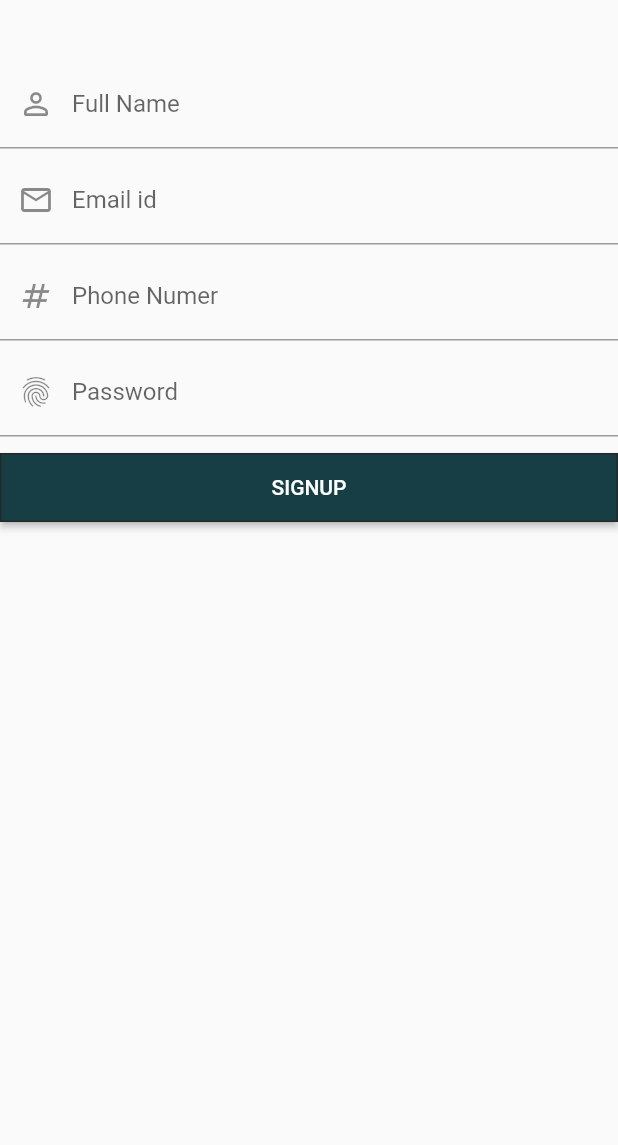
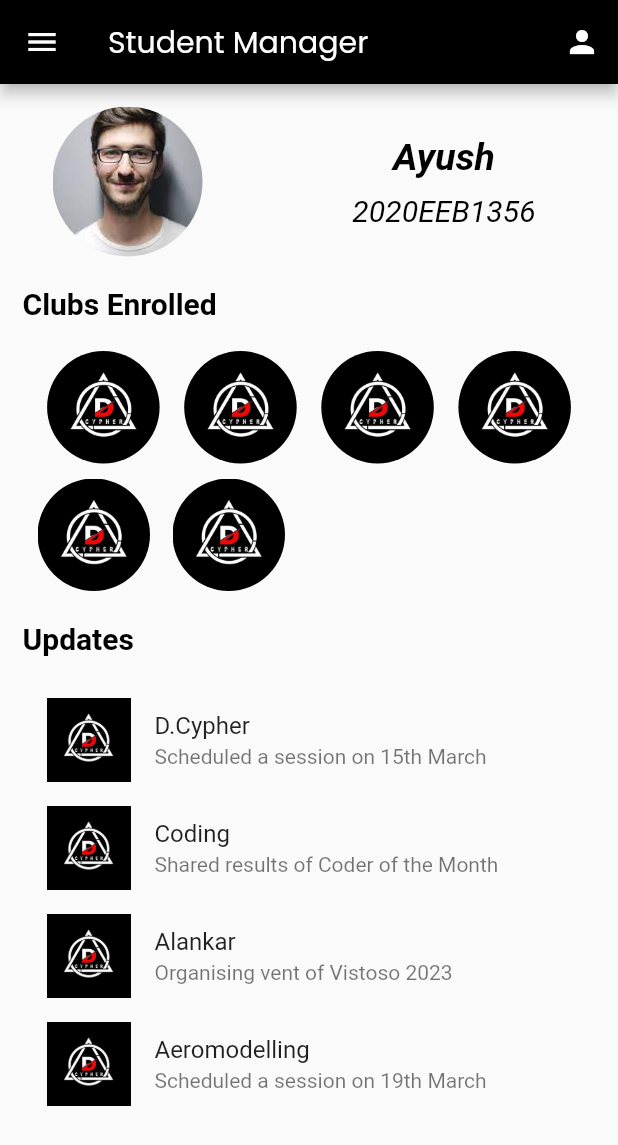
Before and after one commit to ashiya2701/club_management_app, a Flutter app: the SignUpFormStudentWidget widget shown alone on an empty page, opened directly, after a tap on "SIGNUP", on a phone screen of 412 x 824 dp. Shown: the top 1145 px of the screen. Run offline on Flutter 3.47's test engine with Material 2 defaults, Android fonts, the phone set to English and light mode, and no system bars; our stand-ins replace flutter_otp_text_field, get, google_fonts, liquid_swipe, smooth_page_indicator and 1 more; missing offline and left inert: dart:ffi.

Commit message:
Student Home Page

```diff
--- /dev/null
+++ b/lib/Screens/Home_Student.dart
@@ -0,0 +1,352 @@
+import 'dart:ffi';
+import 'package:flutter/material.dart';
+import 'package:flutter/material.dart';
+
+class HomeStudent extends StatefulWidget {
+  const HomeStudent({super.key});
+
+  @override
+  State<HomeStudent> createState() => _HomeStudentState();
+}
+
+class _HomeStudentState extends State<HomeStudent> {
+  // var list = [
+  //   'Linked Lists',
+  //   'Stacks/Queues',
+  //   'Arrays and Strings',
+  //   'Introduction to C++'
+  // ];
+  List<Map<String, dynamic>> items = [
+    {
+      "title": "D.Cypher",
+      "subtitle": "Scheduled a session on 15th March",
+      "imageUrl": 'assets/images/d.cypher.jpeg'
+    },
+    {
+      "title": "Coding",
+      "subtitle": "Shared results of Coder of the Month",
+      "imageUrl": 'assets/images/d.cypher.jpeg'
+    },
+    {
+      "title": "Alankar",
+      "subtitle": "Organising vent of Vistoso 2023",
+      "imageUrl": 'assets/images/d.cypher.jpeg'
+    },
+    {
+      "title": "Aeromodelling",
+      "subtitle": "Scheduled a session on 19th March",
+      "imageUrl": 'assets/images/d.cypher.jpeg'
+    },
+  ];
+  @override
+  Widget build(BuildContext context) {
+    return Scaffold(
+      appBar: AppBar(
+        // centerTitle: true,
+        leading: IconButton(
+          onPressed: () {},
+          icon: const Icon(
+            Icons.menu,
+            color: Colors.white,
+          ),
+        ),
+
+        title: const Text(
+          'Student Manager',
+          style: TextStyle(
+            color: Colors.white,
+            fontFamily: 'Poppins',
+            // fontSize: 26.0,
+          ),
+        ),
+        actions: [
+          IconButton(
+            onPressed: () {},
+            icon: const Icon(
+              Icons.person,
+              color: Colors.white,
+            ),
+          ),
+        ],
+        backgroundColor: Colors.black,
+      ),
+      body: Container(
+        padding: const EdgeInsets.all(15.0),
+        child: Column(
+          crossAxisAlignment: CrossAxisAlignment.start,
+          children: [
+            Row(
+              mainAxisAlignment: MainAxisAlignment.spaceEvenly,
+              children: [
+                SizedBox(width: 20),
+                Container(
+                  width: 100,
+                  height: 100,
+                  decoration: BoxDecoration(
+                    shape: BoxShape.circle,
+                    image: DecorationImage(
+                      image: AssetImage('assets/images/profile.png'),
+                      fit: BoxFit.cover,
+                    ),
+                  ),
+                ),
+                SizedBox(width: 60),
+                Expanded(
+                  child: Padding(
+                    padding: const EdgeInsets.symmetric(horizontal: 10),
+                    child: Column(
+                      crossAxisAlignment: CrossAxisAlignment.center,
+                      children: [
+                        Text(
+                          'Ayush',
+                          textAlign: TextAlign.center,
+                          style: TextStyle(
+                            fontSize: 25,
+                            color: Colors.black,
+                            fontStyle: FontStyle.italic,
+                            fontWeight: FontWeight.bold,
+                          ),
+                        ),
+                        SizedBox(
+                          height: 10,
+                        ),
+                        Text(
+                          '2020EEB1356',
+                          style: TextStyle(
+                            color: Colors.black,
+                            fontSize: 20,
+                            fontStyle: FontStyle.italic,
+                          ),
+                        ),
+                      ],
+                    ),
+                  ),
+                ),
+              ],
+            ),
+            SizedBox(
+              height: 20,
+            ),
+            Text(
+              'Clubs Enrolled',
+              textAlign: TextAlign.left,
+              style: TextStyle(
+                color: Colors.black,
+                fontSize: 20,
+                fontWeight: FontWeight.bold,
+              ),
+            ),
+            SizedBox(
+              height: 20,
+            ),
+            Row(
+              mainAxisAlignment: MainAxisAlignment.spaceEvenly,
+              children: [
+                Column(
+                  children: [
+                    Container(
+                      width: 75,
+                      height: 75,
+                      decoration: BoxDecoration(
+                        shape: BoxShape.circle,
+                        image: DecorationImage(
+                          image: AssetImage('assets/images/d.cypher.jpeg'),
+                          fit: BoxFit.cover,
+                        ),
+                      ),
+                    ),
+                  ],
+                ),
+                Column(
+                  children: [
+                    Container(
+                      width: 75,
+                      height: 75,
+                      decoration: BoxDecoration(
+                        shape: BoxShape.circle,
+                        image: DecorationImage(
+                          image: AssetImage('assets/images/d.cypher.jpeg'),
+                          fit: BoxFit.cover,
+                        ),
+                      ),
+                    ),
+                  ],
+                ),
+                Column(
+                  children: [
+                    Container(
+                      width: 75,
+                      height: 75,
+                      decoration: BoxDecoration(
+                        shape: BoxShape.circle,
+                        image: DecorationImage(
+                          image: AssetImage('assets/images/d.cypher.jpeg'),
+                          fit: BoxFit.cover,
+                        ),
+                      ),
+                    ),
+                  ],
+                ),
+                Column(
+                  children: [
+                    Container(
+                      width: 75,
+                      height: 75,
+                      decoration: BoxDecoration(
+                        shape: BoxShape.circle,
+                        image: DecorationImage(
+                          image: AssetImage('assets/images/d.cypher.jpeg'),
+                          fit: BoxFit.cover,
+                        ),
+                      ),
+                    ),
+                  ],
+                ),
+              ],
+            ),
+            SizedBox(
+              height: 10,
+            ),
+            Row(
+              children: [
+                SizedBox(
+                  width: 10,
+                ),
+                Column(
+                  children: [
+                    Container(
+                      width: 75,
+                      height: 75,
+                      decoration: BoxDecoration(
+                        shape: BoxShape.circle,
+                        image: DecorationImage(
+                          image: AssetImage('assets/images/d.cypher.jpeg'),
+                          fit: BoxFit.cover,
+                        ),
+                      ),
+                    ),
+                  ],
+                ),
+                SizedBox(
+                  width: 15,
+                ),
+                Column(
+                  children: [
+                    Container(
+                      width: 75,
+                      height: 75,
+                      decoration: BoxDecoration(
+                        shape: BoxShape.circle,
+                        image: DecorationImage(
+                          image: AssetImage('assets/images/d.cypher.jpeg'),
+                          fit: BoxFit.cover,
+                        ),
+                      ),
+                    ),
+                  ],
+                ),
+              ],
+            ),
+            SizedBox(
+              height: 20,
+            ),
+            Text(
+              'Updates',
+              textAlign: TextAlign.left,
+              style: TextStyle(
+                color: Colors.black,
+                fontSize: 20,
+                fontWeight: FontWeight.bold,
+              ),
+            ),
+            SizedBox(
+              height: 20,
+            ),
+            Expanded(
+                child: ListView.builder(
+              itemCount: items.length,
+              itemBuilder: (BuildContext context, int index) {
+                return ListTile(
+                  leading: Image.asset(items[index]["imageUrl"]),
+                  title: Text(items[index]["title"]),
+                  subtitle: Text(items[index]["subtitle"]),
+                );
+              },
+            )),
+            // Expanded(
+            //   child: ListView.builder(
+            //     itemCount: list.length, // set the number of items in the list
+            //     itemBuilder: (context, index) {
+            //       return Padding(
+            //         padding: const EdgeInsets.all(10.0),
+            //         child: Material(
+            //           elevation: 10.0,
+            //           child: Container(
+            //             width: 80.0, // set the card width
+            //             height: 80.0,
+            //             decoration: BoxDecoration(
+            //               borderRadius: BorderRadius.circular(20.0),
+            //               gradient: const LinearGradient(
+            //                 begin: Alignment.topRight,
+            //                 end: Alignment.bottomLeft,
+            //                 colors: [
+            //                   Color(0xFFF2F7FA),
+            //                   Color(0xFFE4EFF5),
+            //                 ], // set the gradient colors
+            //               ),
+            //             ), // set the card height
+            //             child: Padding(
+            //               padding: const EdgeInsets.all(10.0),
+            //               child: Center(
+            //                 child: Row(
+            //                   children: [
+            //                     Container(
+            //                         width: 50,
+            //                         height: 50,
+            //                         decoration: BoxDecoration(
+            //                           borderRadius: BorderRadius.circular(10.0),
+            //                           gradient: LinearGradient(
+            //                             begin: Alignment.topCenter,
+            //                             end: Alignment.bottomCenter,
+            //                             colors: [
+            //                               Color(0xFF000102),
+            //                               Color(0xFF464B55)
+            //                             ], // set the gradient colors
+            //                           ),
+            //                         ),
+            //                         child: Padding(
+            //                           padding: const EdgeInsets.all(10.0),
+            //                           child: Center(
+            //                               child: Icon(
+            //                             Icons.calendar_month,
+            //                             color: Colors.white,
+            //                           )),
+            //                         )),
+            //                     const SizedBox(
+            //                       width: 50.0,
+            //                     ),
+            //                     Text(
+            //                       list[index],
+            //                       style: const TextStyle(
+            //                         color: Colors.black,
+            //                         fontFamily: 'Poppins',
+            //                         fontWeight: FontWeight.w400,
+            //                         fontSize: 20,
+            //                       ),
+            //                     ),
+            //                   ],
+            //                 ), // set the card text
+            //               ),
+            //             ),
+            //           ),
+            //         ),
+            //       );
+            //     },
+            //   ),
+            // ),
+          ],
+        ),
+      ),
+    );
+  }
+}
--- a/lib/Screens/SignUp/signup_form.dart
+++ b/lib/Screens/SignUp/signup_form.dart
@@ -1,4 +1,6 @@
 import 'package:flutter/material.dart';
+
+import '../Home_Club.dart';
 
 class SignUpFormWidget extends StatelessWidget {
   const SignUpFormWidget({
@@ -44,7 +46,10 @@ class SignUpFormWidget extends StatelessWidget {
             SizedBox(
               width: double.infinity,
               child: ElevatedButton(
-                onPressed: () {},
+                onPressed: () {
+                  Navigator.push(context,
+                      MaterialPageRoute(builder: (context) => HomeClub()));
+                },
                 style: ElevatedButton.styleFrom(
                     shape: RoundedRectangleBorder(),
                     foregroundColor: Color.fromARGB(255, 255, 255, 255),
--- a/lib/Screens/SignUp/signup_form_student.dart
+++ b/lib/Screens/SignUp/signup_form_student.dart
@@ -1,3 +1,4 @@
+import 'package:club_management/Screens/Home_Student.dart';
 import 'package:flutter/material.dart';
 
 class SignUpFormStudentWidget extends StatelessWidget {
@@ -38,7 +39,10 @@ class SignUpFormStudentWidget extends StatelessWidget {
             SizedBox(
               width: double.infinity,
               child: ElevatedButton(
-                onPressed: () {},
+                onPressed: () {
+                  Navigator.push(context,
+                      MaterialPageRoute(builder: (context) => HomeStudent()));
+                },
                 style: ElevatedButton.styleFrom(
                     shape: RoundedRectangleBorder(),
                     foregroundColor: Color.fromARGB(255, 255, 255, 255),
```
Also changed, not shown: assets/images/profile.png (added).
